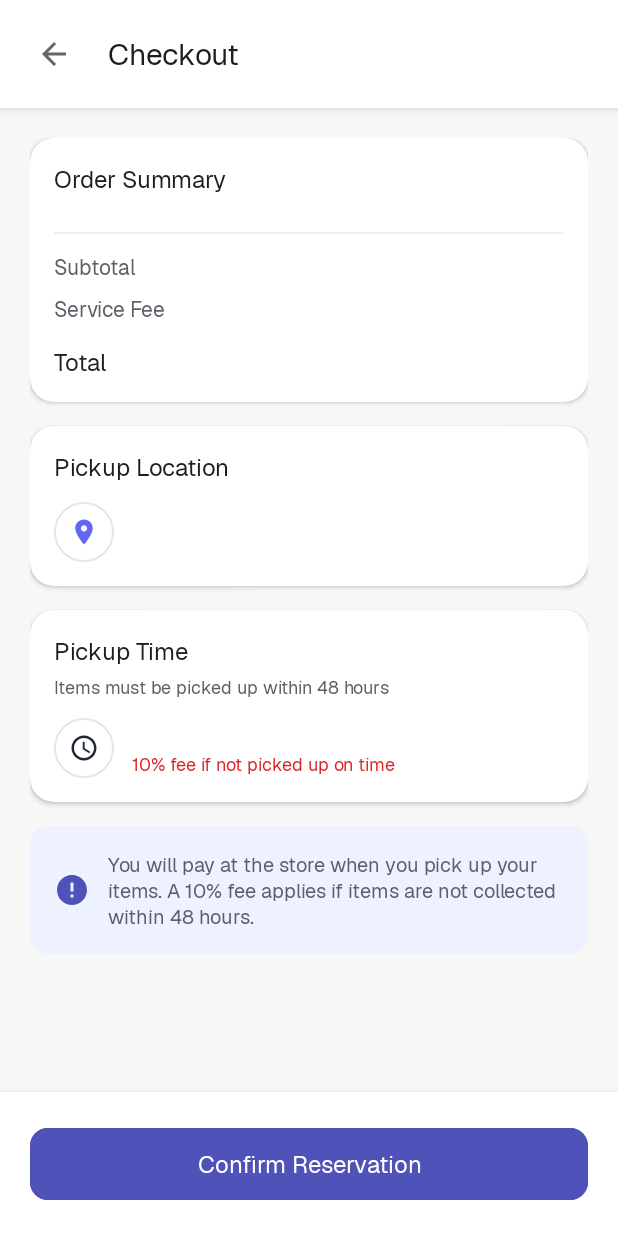
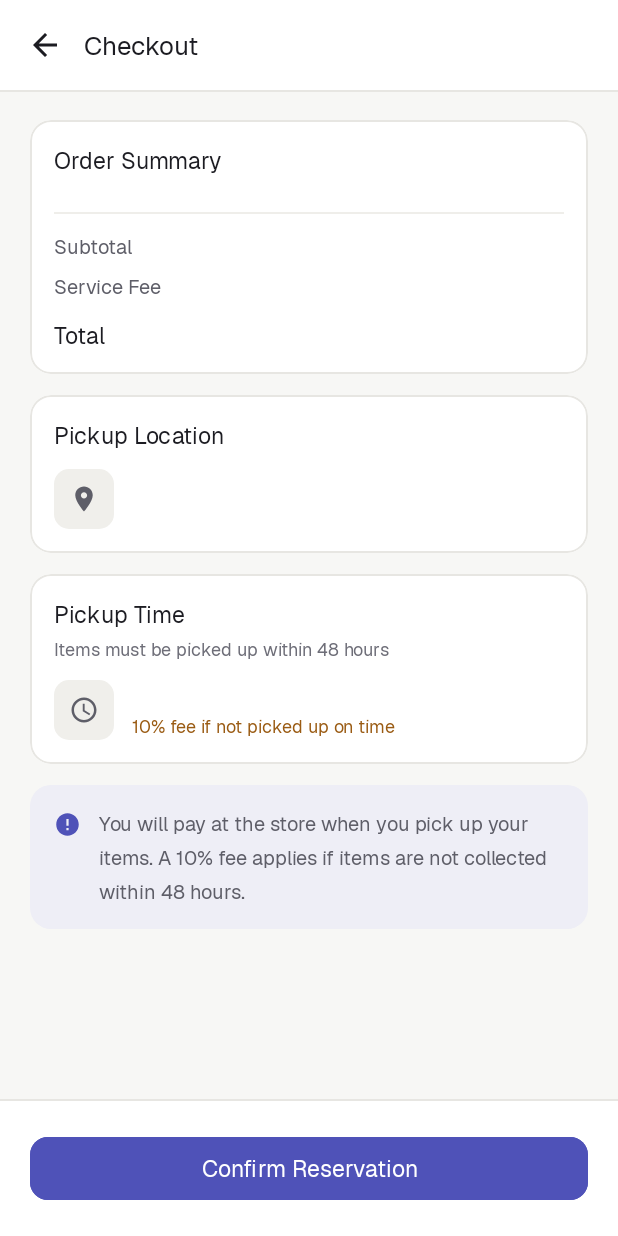
Before and after one commit to nevil-codes/QLess, an Android app: the CheckoutActivity screen opened directly, with no data from a screen before it, on a phone screen of 412 x 824 dp. Run offline under Robolectric (Android 15) with nearby library versions, the light colour scheme and no system bars; our stand-ins replace Firebase (no records; nobody signed in at launch, a user with empty details on screens opened directly); 1 statement that could not run was skipped.

Commit message:
Restyle CartActivity and CheckoutActivity to match design spec
Flat outlined cards (swapped CardView for MaterialCardView to get the
1dp stroke), mono prices/totals, hairline dividers above bottom bars,
primary_container info banner, late-pickup-fee note moved from error
to warning color. Cart quantity stepper, checkout summary RecyclerView
and confirm-reservation flow all unchanged.

```diff
--- a/app/src/main/res/drawable/bg_info_box.xml
+++ b/app/src/main/res/drawable/bg_info_box.xml
@@ -1,5 +1,5 @@
 <?xml version="1.0" encoding="utf-8"?>
 <shape xmlns:android="http://schemas.android.com/apk/res/android" android:shape="rectangle">
-    <solid android:color="#EEF2FF"/>
-    <corners android:radius="12dp"/>
+    <solid android:color="@color/primary_container" />
+    <corners android:radius="14dp" />
 </shape>
--- a/app/src/main/res/layout/activity_checkout.xml
+++ b/app/src/main/res/layout/activity_checkout.xml
@@ -4,40 +4,51 @@
     xmlns:tools="http://schemas.android.com/tools"
     android:layout_width="match_parent"
     android:layout_height="match_parent"
-    android:background="@color/background_light">
+    android:background="@color/background">
 
     <!-- Top Bar -->
     <LinearLayout
         android:id="@+id/topBar"
         android:layout_width="0dp"
         android:layout_height="wrap_content"
-        android:background="@color/white"
-        android:elevation="4dp"
+        android:background="@color/surface"
+        android:elevation="0dp"
         android:gravity="center_vertical"
         android:orientation="horizontal"
-        android:padding="16dp"
+        android:paddingHorizontal="8dp"
+        android:paddingVertical="8dp"
         app:layout_constraintEnd_toEndOf="parent"
         app:layout_constraintStart_toStartOf="parent"
         app:layout_constraintTop_toTopOf="parent">
 
         <ImageButton
             android:id="@+id/btnBack"
-            android:layout_width="40dp"
-            android:layout_height="40dp"
+            android:layout_width="44dp"
+            android:layout_height="44dp"
             android:background="?attr/selectableItemBackgroundBorderless"
             android:contentDescription="@string/back"
-            android:src="@drawable/ic_back" />
+            android:src="@drawable/ic_back"
+            app:tint="@color/text_primary" />
 
         <TextView
             android:layout_width="0dp"
             android:layout_height="wrap_content"
-            android:layout_marginStart="16dp"
+            android:layout_marginStart="4dp"
             android:layout_weight="1"
-            android:fontFamily="sans-serif-bold"
+            android:fontFamily="@font/geist_medium"
             android:text="@string/checkout"
             android:textColor="@color/text_primary"
-            android:textSize="20sp" />
+            android:textSize="17sp" />
     </LinearLayout>
+
+    <View
+        android:id="@+id/topBarDivider"
+        android:layout_width="0dp"
+        android:layout_height="1dp"
+        android:background="@color/outline"
+        app:layout_constraintEnd_toEndOf="parent"
+        app:layout_constraintStart_toStartOf="parent"
+        app:layout_constraintTop_toBottomOf="@id/topBar" />
 
     <ScrollView
         android:layout_width="0dp"
@@ -55,11 +66,14 @@
             android:padding="20dp">
 
             <!-- Order Summary Card -->
-            <androidx.cardview.widget.CardView
+            <com.google.android.material.card.MaterialCardView
                 android:layout_width="match_parent"
                 android:layout_height="wrap_content"
-                app:cardCornerRadius="16dp"
-                app:cardElevation="2dp">
+                app:cardCornerRadius="14dp"
+                app:cardElevation="0dp"
+                app:strokeWidth="1dp"
+                app:strokeColor="@color/outline"
+                app:cardBackgroundColor="@color/surface">
 
                 <LinearLayout
                     android:layout_width="match_parent"
@@ -70,10 +84,10 @@
                     <TextView
                         android:layout_width="wrap_content"
                         android:layout_height="wrap_content"
-                        android:fontFamily="sans-serif-bold"
+                        android:fontFamily="@font/geist_medium"
                         android:text="@string/order_summary"
                         android:textColor="@color/text_primary"
-                        android:textSize="16sp" />
+                        android:textSize="15sp" />
 
                     <androidx.recyclerview.widget.RecyclerView
                         android:id="@+id/rvOrderItems"
@@ -86,7 +100,7 @@
                         android:layout_width="match_parent"
                         android:layout_height="1dp"
                         android:layout_marginVertical="12dp"
-                        android:background="@color/surface_variant" />
+                        android:background="@color/divider" />
 
                     <LinearLayout
                         android:layout_width="match_parent"
@@ -97,16 +111,18 @@
                             android:layout_width="0dp"
                             android:layout_height="wrap_content"
                             android:layout_weight="1"
+                            android:fontFamily="@font/geist_regular"
                             android:text="@string/subtotal"
                             android:textColor="@color/text_secondary"
-                            android:textSize="14sp" />
+                            android:textSize="13sp" />
 
                         <TextView
                             android:id="@+id/txtSubtotal"
                             android:layout_width="wrap_content"
                             android:layout_height="wrap_content"
+                            android:fontFamily="@font/geist_mono_regular"
                             android:textColor="@color/text_primary"
-                            android:textSize="14sp"
+                            android:textSize="13sp"
                             tools:text="€24.99" />
                     </LinearLayout>
 
@@ -120,16 +136,18 @@
                             android:layout_width="0dp"
                             android:layout_height="wrap_content"
                             android:layout_weight="1"
+                            android:fontFamily="@font/geist_regular"
                             android:text="@string/service_fee"
                             android:textColor="@color/text_secondary"
-                            android:textSize="14sp" />
+                            android:textSize="13sp" />
 
                         <TextView
                             android:id="@+id/txtServiceFee"
                             android:layout_width="wrap_content"
                             android:layout_height="wrap_content"
+                            android:fontFamily="@font/geist_mono_regular"
                             android:textColor="@color/text_primary"
-                            android:textSize="14sp"
+                            android:textSize="13sp"
                             tools:text="€0.99" />
                     </LinearLayout>
 
@@ -143,30 +161,33 @@
                             android:layout_width="0dp"
                             android:layout_height="wrap_content"
                             android:layout_weight="1"
-                            android:fontFamily="sans-serif-bold"
+                            android:fontFamily="@font/geist_medium"
                             android:text="@string/total"
                             android:textColor="@color/text_primary"
-                            android:textSize="16sp" />
+                            android:textSize="15sp" />
 
                         <TextView
                             android:id="@+id/txtTotal"
                             android:layout_width="wrap_content"
                             android:layout_height="wrap_content"
-                            android:fontFamily="sans-serif-bold"
-                            android:textColor="@color/primary"
-                            android:textSize="18sp"
+                            android:fontFamily="@font/geist_mono_medium"
+                            android:textColor="@color/text_primary"
+                            android:textSize="16sp"
                             tools:text="€25.98" />
                     </LinearLayout>
                 </LinearLayout>
-            </androidx.cardview.widget.CardView>
+            </com.google.android.material.card.MaterialCardView>
 
             <!-- Pickup Store Card -->
-            <androidx.cardview.widget.CardView
+            <com.google.android.material.card.MaterialCardView
                 android:layout_width="match_parent"
                 android:layout_height="wrap_content"
-                android:layout_marginTop="16dp"
-                app:cardCornerRadius="16dp"
-                app:cardElevation="2dp">
+                android:layout_marginTop="14dp"
+                app:cardCornerRadius="14dp"
+                app:cardElevation="0dp"
+                app:strokeWidth="1dp"
+                app:strokeColor="@color/outline"
+                app:cardBackgroundColor="@color/surface">
 
                 <LinearLayout
                     android:layout_width="match_parent"
@@ -177,10 +198,10 @@
                     <TextView
                         android:layout_width="wrap_content"
                         android:layout_height="wrap_content"
-                        android:fontFamily="sans-serif-bold"
+                        android:fontFamily="@font/geist_medium"
                         android:text="@string/pickup_location"
                         android:textColor="@color/text_primary"
-                        android:textSize="16sp" />
+                        android:textSize="15sp" />
 
                     <LinearLayout
                         android:layout_width="match_parent"
@@ -192,9 +213,10 @@
                         <ImageView
                             android:layout_width="40dp"
                             android:layout_height="40dp"
-                            android:background="@drawable/bg_category_chip"
+                            android:background="@drawable/bg_round_muted"
                             android:padding="10dp"
-                            android:src="@drawable/ic_location" />
+                            android:src="@drawable/ic_location"
+                            app:tint="@color/text_secondary" />
 
                         <LinearLayout
                             android:layout_width="0dp"
@@ -207,7 +229,7 @@
                                 android:id="@+id/txtStoreName"
                                 android:layout_width="wrap_content"
                                 android:layout_height="wrap_content"
-                                android:fontFamily="sans-serif-medium"
+                                android:fontFamily="@font/geist_medium"
                                 android:textColor="@color/text_primary"
                                 android:textSize="14sp"
                                 tools:text="REWE Supermarket" />
@@ -217,21 +239,25 @@
                                 android:layout_width="wrap_content"
                                 android:layout_height="wrap_content"
                                 android:layout_marginTop="2dp"
-                                android:textColor="@color/text_secondary"
+                                android:fontFamily="@font/geist_regular"
+                                android:textColor="@color/text_tertiary"
                                 android:textSize="12sp"
                                 tools:text="Hauptstraße 123, Essen" />
                         </LinearLayout>
                     </LinearLayout>
                 </LinearLayout>
-            </androidx.cardview.widget.CardView>
+            </com.google.android.material.card.MaterialCardView>
 
             <!-- Pickup Time Card -->
-            <androidx.cardview.widget.CardView
+            <com.google.android.material.card.MaterialCardView
                 android:layout_width="match_parent"
                 android:layout_height="wrap_content"
-                android:layout_marginTop="16dp"
-                app:cardCornerRadius="16dp"
-                app:cardElevation="2dp">
+                android:layout_marginTop="14dp"
+                app:cardCornerRadius="14dp"
+                app:cardElevation="0dp"
+                app:strokeWidth="1dp"
+                app:strokeColor="@color/outline"
+                app:cardBackgroundColor="@color/surface">
 
                 <LinearLayout
                     android:layout_width="match_parent"
@@ -242,17 +268,18 @@
                     <TextView
                         android:layout_width="wrap_content"
                         android:layout_height="wrap_content"
-                        android:fontFamily="sans-serif-bold"
+                        android:fontFamily="@font/geist_medium"
                         android:text="@string/pickup_time"
                         android:textColor="@color/text_primary"
-                        android:textSize="16sp" />
+                        android:textSize="15sp" />
 
                     <TextView
                         android:layout_width="wrap_content"
                         android:layout_height="wrap_content"
                         android:layout_marginTop="4dp"
+                        android:fontFamily="@font/geist_regular"
                         android:text="@string/pickup_time_notice"
-                        android:textColor="@color/text_secondary"
+                        android:textColor="@color/text_tertiary"
                         android:textSize="12sp" />
 
                     <LinearLayout
@@ -265,9 +292,10 @@
                         <ImageView
                             android:layout_width="40dp"
                             android:layout_height="40dp"
-                            android:background="@drawable/bg_category_chip"
+                            android:background="@drawable/bg_round_muted"
                             android:padding="10dp"
-                            android:src="@drawable/ic_clock" />
+                            android:src="@drawable/ic_clock"
+                            app:tint="@color/text_secondary" />
 
                         <LinearLayout
                             android:layout_width="0dp"
@@ -280,7 +308,7 @@
                                 android:id="@+id/txtPickupDeadline"
                                 android:layout_width="wrap_content"
                                 android:layout_height="wrap_content"
-                                android:fontFamily="sans-serif-medium"
+                                android:fontFamily="@font/geist_medium"
                                 android:textColor="@color/text_primary"
                                 android:textSize="14sp"
                                 tools:text="Before March 13, 2026 6:00 PM" />
@@ -289,27 +317,29 @@
                                 android:layout_width="wrap_content"
                                 android:layout_height="wrap_content"
                                 android:layout_marginTop="2dp"
+                                android:fontFamily="@font/geist_regular"
                                 android:text="@string/late_pickup_fee"
-                                android:textColor="@color/error"
+                                android:textColor="@color/warning"
                                 android:textSize="12sp" />
                         </LinearLayout>
                     </LinearLayout>
                 </LinearLayout>
-            </androidx.cardview.widget.CardView>
+            </com.google.android.material.card.MaterialCardView>
 
             <!-- Payment Notice -->
             <LinearLayout
                 android:layout_width="match_parent"
                 android:layout_height="wrap_content"
-                android:layout_marginTop="16dp"
+                android:layout_marginTop="14dp"
                 android:background="@drawable/bg_info_box"
-                android:gravity="center_vertical"
+                android:gravity="top"
                 android:orientation="horizontal"
                 android:padding="16dp">
 
                 <ImageView
-                    android:layout_width="24dp"
-                    android:layout_height="24dp"
+                    android:layout_width="18dp"
+                    android:layout_height="18dp"
+                    android:layout_marginTop="1dp"
                     android:src="@drawable/ic_info"
                     app:tint="@color/primary" />
 
@@ -318,6 +348,8 @@
                     android:layout_height="wrap_content"
                     android:layout_marginStart="12dp"
                     android:layout_weight="1"
+                    android:fontFamily="@font/geist_regular"
+                    android:lineSpacingMultiplier="1.3"
                     android:text="@string/payment_notice"
                     android:textColor="@color/text_secondary"
                     android:textSize="13sp" />
@@ -327,12 +359,21 @@
     </ScrollView>
 
     <!-- Bottom Section -->
+    <View
+        android:id="@+id/bottomSectionDivider"
+        android:layout_width="0dp"
+        android:layout_height="1dp"
+        android:background="@color/outline"
+        app:layout_constraintBottom_toTopOf="@id/bottomSection"
+        app:layout_constraintEnd_toEndOf="parent"
+        app:layout_constraintStart_toStartOf="parent" />
+
     <LinearLayout
         android:id="@+id/bottomSection"
         android:layout_width="0dp"
         android:layout_height="wrap_content"
-        android:background="@color/white"
-        android:elevation="8dp"
+        android:background="@color/surface"
+        android:elevation="0dp"
         android:orientation="vertical"
         android:padding="20dp"
         app:layout_constraintBottom_toBottomOf="parent"
@@ -342,14 +383,15 @@
         <com.google.android.material.button.MaterialButton
             android:id="@+id/btnConfirmReservation"
             android:layout_width="match_parent"
-            android:layout_height="56dp"
+            android:layout_height="50dp"
             android:backgroundTint="@color/primary"
-            android:fontFamily="sans-serif-bold"
+            android:fontFamily="@font/geist_medium"
             android:text="@string/confirm_reservation"
             android:textAllCaps="false"
             android:textColor="@color/white"
-            android:textSize="16sp"
-            app:cornerRadius="12dp" />
+            android:textSize="15sp"
+            app:cornerRadius="12dp"
+            app:elevation="0dp" />
     </LinearLayout>
 
     <!-- Loading Overlay -->
```
Also changed, not shown: app/src/main/res/layout/activity_cart.xml (+33 -18 lines), app/src/main/res/layout/item_cart.xml (+13 -9 lines), app/src/main/res/layout/item_checkout_product.xml (+5 -3 lines).
